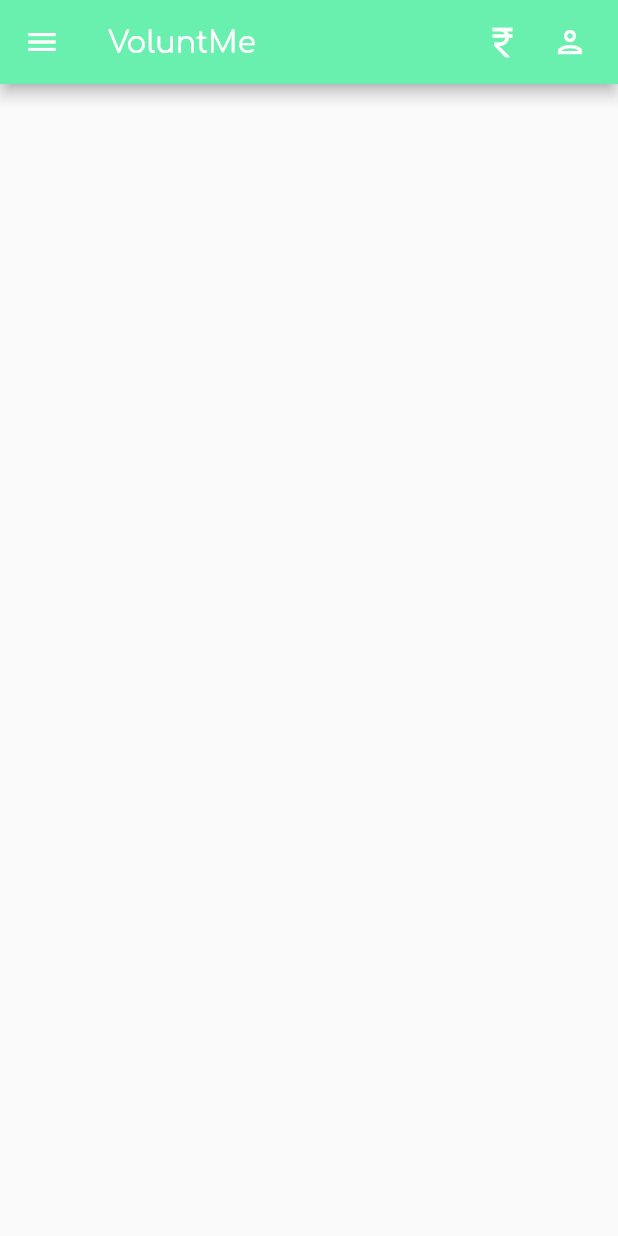
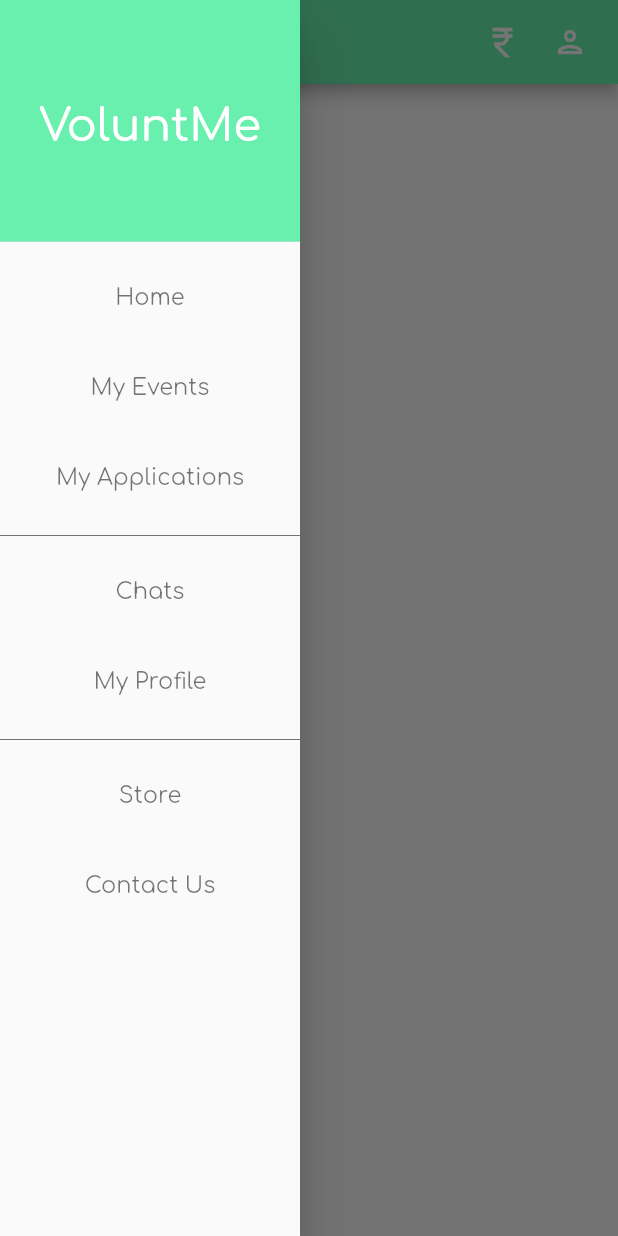
Before and after one commit to PerryAgent/VolunteeringApp, a Flutter app: the screen it shows after launch, after a tap on the "menu" icon, on a phone screen of 412 x 824 dp. Run offline on Flutter 3.47's test engine with Material 2 defaults, Android fonts, the light colour scheme and no system bars; our stand-ins replace google_fonts.

Commit message:
Adding Sidebar

```diff
--- a/volunteering_app/lib/header.dart
+++ b/volunteering_app/lib/header.dart
@@ -1,6 +1,6 @@
 import 'package:flutter/material.dart';
 import 'package:google_fonts/google_fonts.dart';
-// import 'package:icon_forest/icon_forest.dart';
+import './keys.dart';
 
 class Header extends StatelessWidget implements PreferredSizeWidget{
   final AppBar appBar;
@@ -17,6 +17,7 @@ class Header extends StatelessWidget implements PreferredSizeWidget{
       leading: GestureDetector(
         onTap: () {
           print("Clicked");
+          Keys.key1.currentState?.openDrawer();
         },
         child: Icon(
           Icons.menu,  // add custom icons also
@@ -26,7 +27,8 @@ class Header extends StatelessWidget implements PreferredSizeWidget{
         Padding(
             padding: EdgeInsets.only(right: 20.0),
             child: GestureDetector(
-              onTap: () {},
+              onTap: () {
+              },
               child: Icon(
                 Icons.currency_rupee_outlined,
                 size: 26.0,
--- /dev/null
+++ b/volunteering_app/lib/keys.dart
@@ -0,0 +1,6 @@
+import 'package:flutter/material.dart';
+import 'package:flutter/widgets.dart';
+
+class Keys{
+  static final key1 = new GlobalKey<ScaffoldState>();
+}
--- a/volunteering_app/lib/main.dart
+++ b/volunteering_app/lib/main.dart
@@ -1,5 +1,7 @@
 import 'package:flutter/material.dart';
 import './header.dart';
+import './sideBar.dart';
+import './keys.dart';
 
 void main() {
   runApp(const MyApp());
@@ -59,6 +61,8 @@ class _MyHomePageState extends State<MyHomePage> {
     // fast, so that you can just rebuild anything that needs updating rather
     // than having to individually change instances of widgets.
     return Scaffold(
+      key: Keys.key1,
+      drawer: SideBar(),
       appBar: Header(
         appBar: AppBar(),
       ),
--- /dev/null
+++ b/volunteering_app/lib/sideBar.dart
@@ -0,0 +1,82 @@
+import 'package:flutter/material.dart';
+import 'package:google_fonts/google_fonts.dart';
+
+class SideBar extends StatelessWidget {
+
+  @override
+  Widget build(BuildContext context) {
+    return Container(
+      width: 200,
+      child: Drawer(
+        child: ListView(
+          padding: EdgeInsets.zero,
+          children: <Widget>[
+            DrawerHeader(
+                child: Center(
+                  child: Text("VoluntMe",
+                  style: GoogleFonts.comfortaa(
+                    textStyle: TextStyle(color: Colors.white, fontSize: 30)),
+                  ),
+                ),
+                decoration: BoxDecoration(
+                  color: Colors.greenAccent,
+                ),
+            ),
+            Options(name: "Home"),
+            Options(name: "My Events"),
+            Options(name: "My Applications"),
+            Divider(
+              color: Colors.black54,
+            ),
+            Options(name: "Chats"),
+            Options(name: "My Profile"),
+            Divider(
+              color: Colors.black54,
+            ),
+            Options(name: "Store"),
+            Options(name: "Contact Us"),
+
+            /* Footer for the side menu
+            Container(
+              child: Align(
+                alignment: FractionalOffset.bottomCenter,
+                child: Column(
+                  children: <Widget>[
+                    Divider(),
+                    ListTile(
+                      title: Text('Footer')),
+                  ],
+                ),
+              ),
+            ),
+            */
+
+          ],
+        ),
+      ),
+    );
+  }
+}
+
+class Options extends StatelessWidget {
+  final String name;
+  const Options({required String this.name});
+
+  @override
+  Widget build(BuildContext context) {
+    return Container(
+      height: 60,
+      child: GestureDetector(
+        onTap: (){
+          print("Clicked on " + name);
+        },
+        child: Center(
+          child: Text(name,
+            style: GoogleFonts.comfortaa(
+                textStyle: TextStyle(color: Colors.black54, fontSize: 15)),
+          ),
+        ),
+      ),
+    );
+  }
+}
--- a/volunteering_app/pubspec.yaml
+++ b/volunteering_app/pubspec.yaml
@@ -37,6 +37,7 @@ dependencies:
   # Use with the CupertinoIcons class for iOS style icons.
   cupertino_icons: ^1.0.2
   google_fonts: ^3.0.1
+  easy_sidemenu: ^0.4.1
 
 dev_dependencies:
   flutter_test:
@@ -61,9 +62,8 @@ flutter:
   uses-material-design: true
 
   # To add assets to your application, add an assets section, like this:
-  # assets:
-  #   - images/a_dot_burr.jpeg
-  #   - images/a_dot_ham.jpeg
+  assets:
+     - images/background.svg
 
   # An image asset can refer to one or more resolution-specific "variants", see
   # https://flutter.dev/assets-and-images/#resolution-aware
```
Also changed, not shown: volunteering_app/images/background.svg (added), volunteering_app/pubspec.lock, 1 other file.
